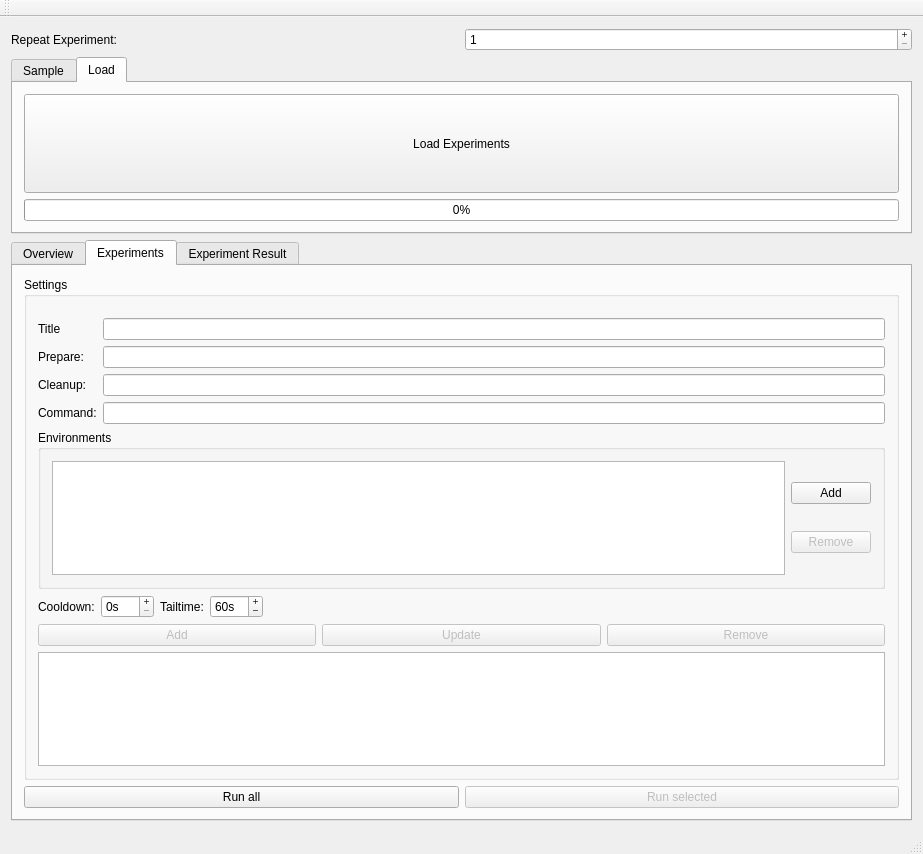
Above: odroidreader.ui from TUD-OS/OdroidReader before the change. Below: the same form after it.
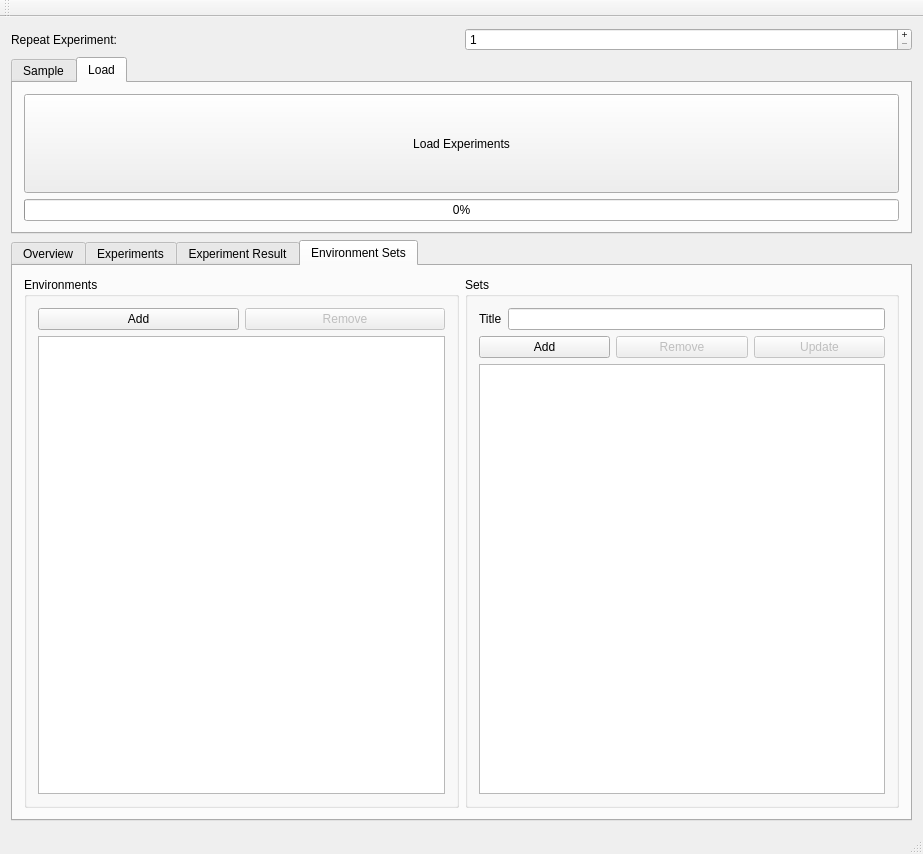
That is the form after the change. The open tabs and pages were chosen to show the change. Icons and pictures are not drawn. Custom widgets are drawn as their Qt base class.

The edit to the form file:
```diff
--- a/odroidreader.ui
+++ b/odroidreader.ui
@@ -474,37 +474,32 @@
            <item>
             <layout class="QHBoxLayout" name="horizontalLayout_7">
              <item>
-              <widget class="QGroupBox" name="groupBox_2">
+              <widget class="QGroupBox" name="groupBox_3">
                <property name="title">
                 <string>Environments</string>
                </property>
-               <property name="checkable">
-                <bool>false</bool>
-               </property>
-               <layout class="QHBoxLayout" name="horizontalLayout_16">
+               <layout class="QVBoxLayout" name="verticalLayout_12">
                 <item>
-                 <widget class="QTableView" name="environment">
-                  <property name="editTriggers">
-                   <set>QAbstractItemView::AllEditTriggers</set>
-                  </property>
-                 </widget>
-                </item>
-                <item>
-                 <layout class="QVBoxLayout" name="verticalLayout_6">
+                 <layout class="QHBoxLayout" name="horizontalLayout_9">
                   <item>
-                   <widget class="QPushButton" name="envAdd">
-                    <property name="text">
-                     <string>Add</string>
+                   <widget class="QComboBox" name="availEnvs">
+                    <property name="sizePolicy">
+                     <sizepolicy hsizetype="MinimumExpanding" vsizetype="Fixed">
+                      <horstretch>0</horstretch>
+                      <verstretch>0</verstretch>
+                     </sizepolicy>
                     </property>
                    </widget>
                   </item>
                   <item>
-                   <widget class="QPushButton" name="envRemove">
-                    <property name="enabled">
-                     <bool>false</bool>
-                    </property>
+                   <widget class="QPushButton" name="addEnvironment">
                     <property name="text">
-                     <string>Remove</string>
+                     <string/>
+                    </property>
+                    <property name="icon">
+                     <iconset theme="list-add">
+                      <normaloff/>
+                     </iconset>
                     </property>
                    </widget>
                   </item>
@@ -603,21 +598,13 @@
             <layout class="QHBoxLayout" name="horizontalLayout_8">
              <item>
               <widget class="QPushButton" name="addExperiment">
-               <property name="enabled">
-                <bool>false</bool>
-               </property>
                <property name="text">
                 <string>Add</string>
                </property>
-              </widget>
-             </item>
-             <item>
-              <widget class="QPushButton" name="updateExperiment">
-               <property name="enabled">
-                <bool>false</bool>
-               </property>
-               <property name="text">
-                <string>Update</string>
+               <property name="icon">
+                <iconset theme="list-add">
+                 <normaloff/>
+                </iconset>
                </property>
               </widget>
              </item>
@@ -730,6 +717,142 @@
         </item>
        </layout>
       </widget>
+      <widget class="QWidget" name="environments">
+       <attribute name="title">
+        <string>Environment Sets</string>
+       </attribute>
+       <layout class="QHBoxLayout" name="horizontalLayout_16">
+        <item>
+         <widget class="QGroupBox" name="groupBox_2">
+          <property name="title">
+           <string>Environments</string>
+          </property>
+          <layout class="QVBoxLayout" name="verticalLayout_10">
+           <item>
+            <layout class="QHBoxLayout" name="horizontalLayout_12">
+             <item>
+              <widget class="QPushButton" name="envAdd">
+               <property name="text">
+                <string>Add</string>
+               </property>
+               <property name="icon">
+                <iconset theme="list-add">
+                 <normaloff/>
+                </iconset>
+               </property>
+              </widget>
+             </item>
+             <item>
+              <widget class="QPushButton" name="envRemove">
+               <property name="enabled">
+                <bool>false</bool>
+               </property>
+               <property name="text">
+                <string>Remove</string>
+               </property>
+               <property name="icon">
+                <iconset theme="list-remove">
+                 <normaloff/>
+                </iconset>
+               </property>
+              </widget>
+             </item>
+            </layout>
+           </item>
+           <item>
+            <widget class="QTableView" name="environment">
+             <property name="editTriggers">
+              <set>QAbstractItemView::AnyKeyPressed|QAbstractItemView::DoubleClicked|QAbstractItemView::EditKeyPressed</set>
+             </property>
+             <property name="selectionMode">
+              <enum>QAbstractItemView::MultiSelection</enum>
+             </property>
+             <property name="selectionBehavior">
+              <enum>QAbstractItemView::SelectRows</enum>
+             </property>
+            </widget>
+           </item>
+          </layout>
+         </widget>
+        </item>
+        <item>
+         <widget class="QGroupBox" name="groupBox_4">
+          <property name="title">
+           <string>Sets</string>
+          </property>
+          <layout class="QVBoxLayout" name="verticalLayout_6">
+           <item>
+            <layout class="QHBoxLayout" name="horizontalLayout_14">
+             <item>
+              <widget class="QLabel" name="label_15">
+               <property name="text">
+                <string>Title</string>
+               </property>
+              </widget>
+             </item>
+             <item>
+              <widget class="QLineEdit" name="setTitle"/>
+             </item>
+            </layout>
+           </item>
+           <item>
+            <layout class="QHBoxLayout" name="horizontalLayout_15">
+             <item>
+              <widget class="QPushButton" name="envSetAdd">
+               <property name="text">
+                <string>Add</string>
+               </property>
+               <property name="icon">
+                <iconset theme="list-add">
+                 <normaloff/>
+                </iconset>
+               </property>
+              </widget>
+             </item>
+             <item>
+              <widget class="QPushButton" name="envSetRemove">
+               <property name="enabled">
+                <bool>false</bool>
+               </property>
+               <property name="text">
+                <string>Remove</string>
+               </property>
+               <property name="icon">
+                <iconset theme="list-remove">
+                 <normaloff/>
+                </iconset>
+               </property>
+              </widget>
+             </item>
+             <item>
+              <widget class="QPushButton" name="envSetUpdate">
+               <property name="enabled">
+                <bool>false</bool>
+               </property>
+               <property name="text">
+                <string>Update</string>
+               </property>
+               <property name="icon">
+                <iconset theme="view-refresh">
+                 <normaloff/>
+                </iconset>
+               </property>
+              </widget>
+             </item>
+            </layout>
+           </item>
+           <item>
+            <widget class="QListWidget" name="envSets">
+             <property name="selectionRectVisible">
+              <bool>true</bool>
+             </property>
+            </widget>
+           </item>
+          </layout>
+         </widget>
+        </item>
+       </layout>
+      </widget>
      </widget>
     </item>
    </layout>
```
Left out of the diff: 26 changed lines with no effect on the pictures.
